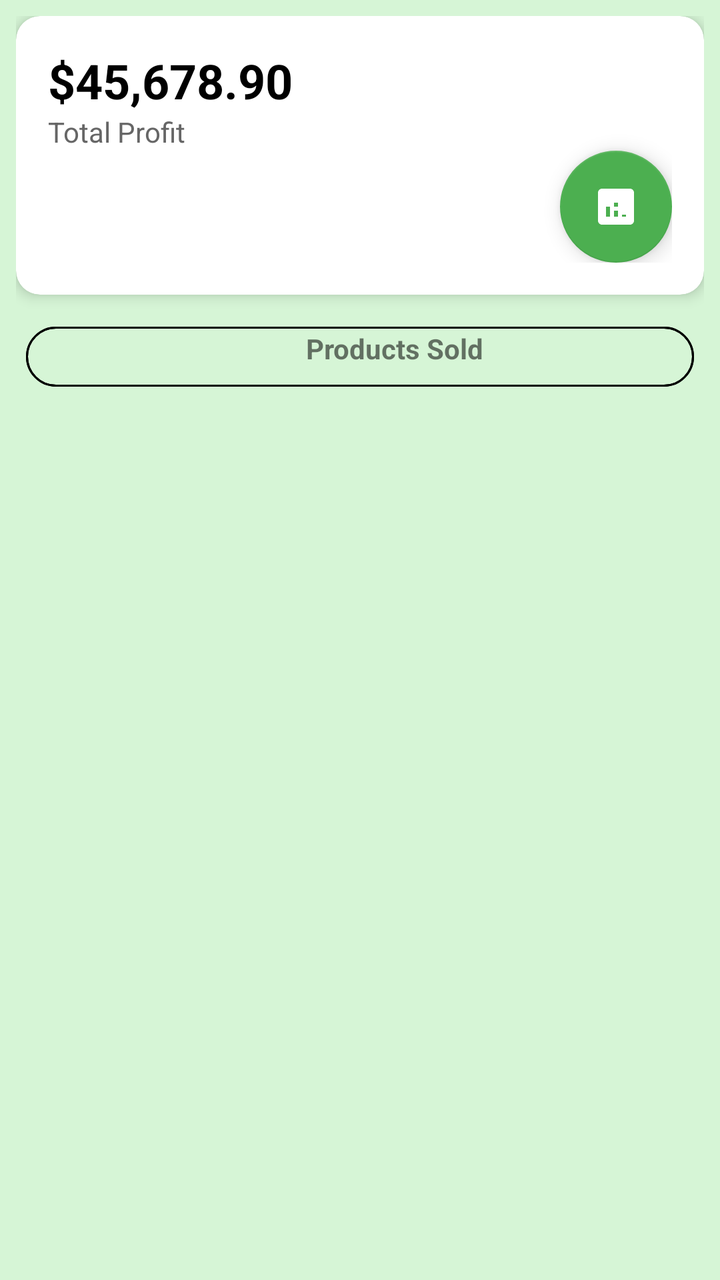
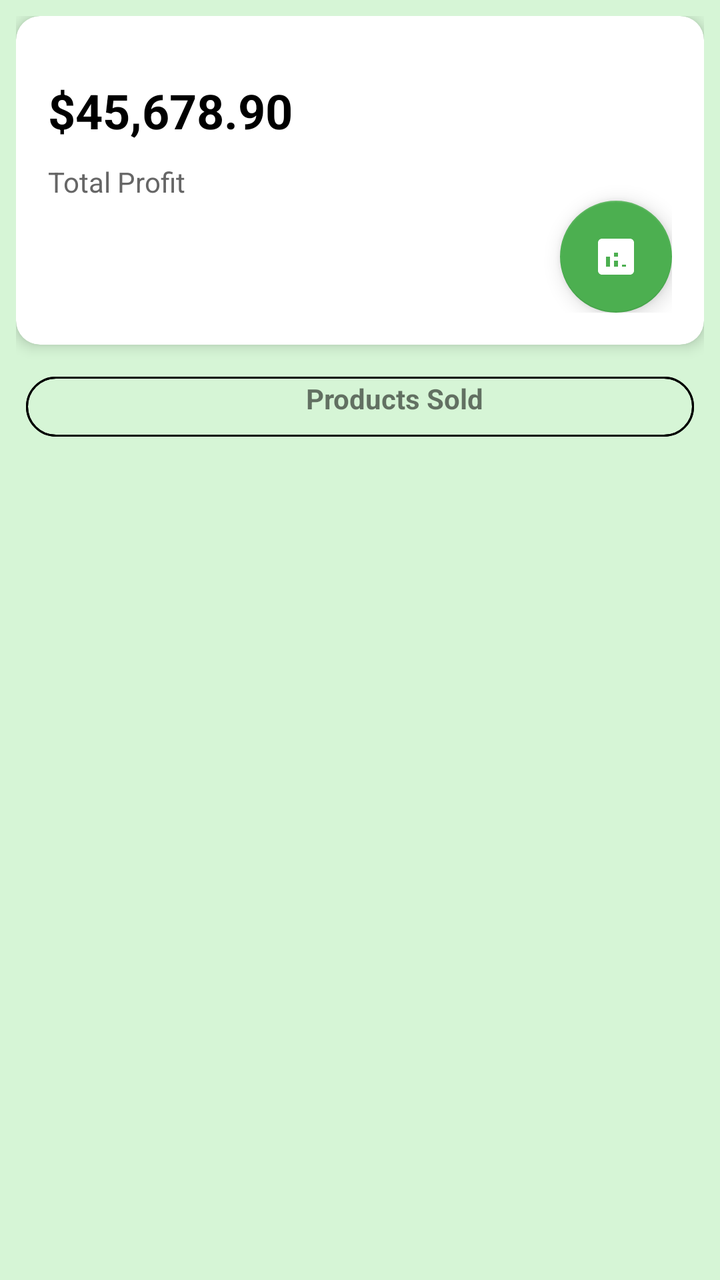

Two renders of the same Android screen: before a commit and after it. Below are the layout's source before the change and the commit's diff.
<!-- AndroidManifest.xml: application theme Theme.MyApp -->
<!-- res/layout/dashboard.xml -->
<LinearLayout xmlns:android="http://schemas.android.com/apk/res/android"
    xmlns:card_view="http://schemas.android.com/apk/res-auto"
    xmlns:tools="http://schemas.android.com/tools"
    android:layout_width="match_parent"
    android:layout_height="match_parent"
    xmlns:app="http://schemas.android.com/apk/res-auto"
    android:orientation="vertical"
    android:background="#D6F5D6"
    android:padding="8dp">

    
    <androidx.cardview.widget.CardView
        android:layout_width="match_parent"
        android:layout_height="wrap_content"
        card_view:cardCornerRadius="12dp"
        card_view:cardElevation="4dp"
        android:layout_marginBottom="16dp">

        <LinearLayout
            android:layout_width="match_parent"
            android:layout_height="match_parent"
            android:orientation="vertical"
            android:padding="16dp">

            <TextView
                android:id="@+id/Sales_Profit"
                android:layout_width="wrap_content"
                android:layout_height="wrap_content"
                android:text="$45,678.90"
                android:textColor="#000"
                android:textSize="24sp"
                android:textStyle="bold" />

            <TextView
                android:id="@+id/tvSubtitle"
                android:layout_width="wrap_content"
                android:layout_height="wrap_content"
                android:text="Total Profit"
                android:textColor="#666"
                android:textSize="14sp" />
            
            <com.google.android.material.floatingactionbutton.FloatingActionButton
                android:id="@+id/fabAnalytics"
                android:layout_width="wrap_content"
                android:layout_height="wrap_content"
                android:layout_gravity="bottom|end"
                android:layout_margin="0dp"
                android:src="@drawable/ic_analytics"
                app:backgroundTint="#4CAF50"
                app:rippleColor="#388E3C"
                app:tint="@android:color/white" />
        </LinearLayout>
    </androidx.cardview.widget.CardView>

    
    <LinearLayout
        android:layout_width="match_parent"
        android:layout_height="wrap_content"
        android:orientation="horizontal"
        android:weightSum="2"
        android:layout_marginBottom="12dp">

        
        <LinearLayout
            android:layout_width="match_parent"
            android:layout_height="wrap_content"
            android:layout_marginLeft="5dp"
            android:layout_marginRight="5dp"
            android:layout_weight="1"
            android:background="@drawable/rounded_corner"
            android:orientation="vertical">
            <LinearLayout
                android:layout_width="match_parent"
                android:layout_height="30dp"
                android:paddingBottom="8dp"
                android:background="@drawable/rounded_corner">
                <TextView
                    android:layout_width="166dp"
                    android:layout_height="wrap_content"
                    android:layout_gravity="center"
                    android:layout_marginLeft="140dp"
                    android:text="Products Sold"
                    android:textStyle="bold" />
            </LinearLayout>

            <androidx.recyclerview.widget.RecyclerView
                android:id="@+id/recyclerSold"
                android:layout_width="match_parent"
                android:layout_height="wrap_content"
                android:contentDescription="@string/invalid_password" />
        </LinearLayout>

        
        <LinearLayout
            android:layout_width="0dp"
            android:layout_height="wrap_content"
            android:layout_weight="1"
            android:background="@drawable/rounded_corner"
            android:orientation="vertical"/>
    </LinearLayout>



</LinearLayout>
<!-- resources referenced by this layout -->
<resources>
  <!-- drawable ic_analytics (drawable) -->
  <vector xmlns:android="http://schemas.android.com/apk/res/android"
      android:width="24dp"
      android:height="24dp"
      android:viewportWidth="24"
      android:viewportHeight="24"
      android:tint="#FFFFFF">
      <path
          android:fillColor="@android:color/white"
          android:pathData="M19,3H5c-1.1,0 -2,0.9 -2,2v14c0,1.1 0.9,2 2,2h14c1.1,0 2,-0.9 2,-2V5c0,-1.1 -0.9,-2 -2,-2zM9,17H7v-5h2v5zM13,17h-2v-3h2v3zM13,12h-2v-2h2v2zM17,17h-2v-1h2v1z"/>
  </vector>
  <!-- drawable rounded_corner (drawable) -->
  <?xml version="1.0" encoding="utf-8"?>
  <shape xmlns:android="http://schemas.android.com/apk/res/android"
      android:shape="rectangle">
      <corners android:radius="15dp"/>
      <stroke android:width="1dip" android:color="@color/black" />
  
  </shape>
  <string name="invalid_password">Password must be &gt;5 characters</string>
  <style name="Theme.MyApp" parent="Theme.AppCompat.Light.NoActionBar">
  
      </style>
  <color name="black">#FF000000</color>
</resources>

<!-- the commit's change to res/layout/dashboard.xml (unified diff, before → after) -->
@@ -26,6 +26,7 @@
                 android:id="@+id/Sales_Profit"
                 android:layout_width="wrap_content"
                 android:layout_height="wrap_content"
+                android:layout_marginTop="15dp"
                 android:text="$45,678.90"
                 android:textColor="#000"
                 android:textSize="24sp"
@@ -35,6 +36,7 @@
                 android:id="@+id/tvSubtitle"
                 android:layout_width="wrap_content"
                 android:layout_height="wrap_content"
+                android:layout_marginTop="10dp"
                 android:text="Total Profit"
                 android:textColor="#666"
                 android:textSize="14sp" />
